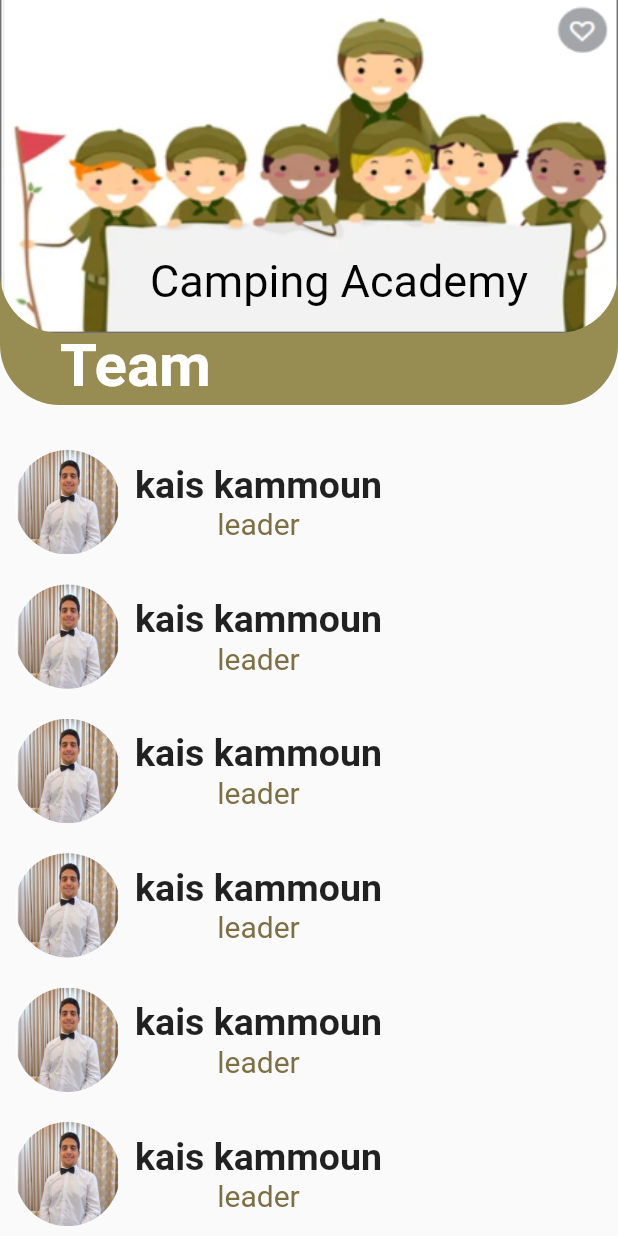
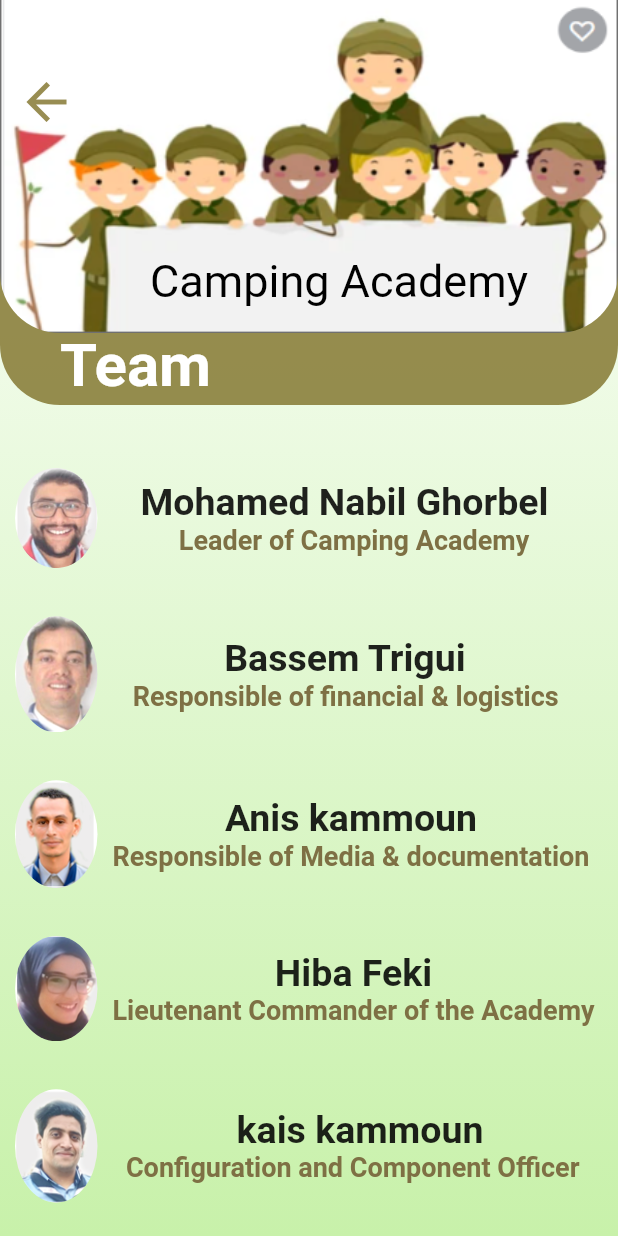
Before and after one commit to hazembh/Camping.academy, a Flutter app: the Membrescouts screen opened directly, on a phone screen of 412 x 824 dp. Run offline on Flutter 3.47's test engine with Material 2 defaults, Android fonts, the phone set to English and light mode, and no system bars; our stand-ins replace convex_bottom_bar, sliding_up_panel.

Commit message:
'finition'

```diff
--- a/lib/Interfaces/Menu/membre_scout.dart
+++ b/lib/Interfaces/Menu/membre_scout.dart
@@ -11,85 +11,137 @@ class Membrescouts extends StatefulWidget {
 class _MembrescoutsState extends State<Membrescouts> {
   @override
   Widget build(BuildContext context) {
-    return
-      Scaffold(
-        body:
-        SingleChildScrollView(
+    return Scaffold(
+        body: Container(
+      height: 20000000,
+      decoration: BoxDecoration(
+        gradient: LinearGradient(
+          colors: [
+            Color.fromRGBO(255, 255, 255, 1),
+            Color.fromRGBO(200, 241, 170, 1)
+          ],
+          begin: Alignment.topCenter,
+          end: Alignment.bottomCenter,
+        ),
+      ),
+      child: SingleChildScrollView(
         child: Stack(
           children: <Widget>[
-
             Container(
-
               height: 270,
               decoration: BoxDecoration(
-                      color:Color.fromRGBO(126, 112, 39, 0.8),
-                      borderRadius: BorderRadius.vertical(bottom:Radius.circular(40))
-                  ),
-
-                ),   // Required some widget in between to float AppBar
+                  color: Color.fromRGBO(126, 112, 39, 0.8),
+                  borderRadius:
+                      BorderRadius.vertical(bottom: Radius.circular(40))),
+            ), // Required some widget in between to float AppBar
 
             Positioned(
-                  top: -28,// To take AppBar Size only
+              top: -28, // To take AppBar Size only
               left: 0.0,
 
               right: 0.0,
-                  child:
-                  Container(
+              child: Container(
                 child: ClipRRect(
-                      borderRadius: BorderRadius.vertical(bottom:Radius.circular(40)),
+                  borderRadius:
+                      BorderRadius.vertical(bottom: Radius.circular(40)),
                   child: Image.asset('assets/team.png'),
                 ),
               ),
             ),
             Positioned(
-                  top: 170,// To take AppBar Size only
+              top: 40.0, // To take AppBar Size only
+              left: -350.0,
+
+              right: 0.0,
+              child: Container(
+                child: IconButton(
+                  icon: const Icon(
+                    Icons.arrow_back,
+                    size: 40,
+                    color: Color.fromRGBO(126, 112, 39, 0.8),
+
+                  ),
+                  onPressed: () {},
+                ),
+              ),
+            ),
+            Positioned(
+              top: 170, // To take AppBar Size only
               left: 100.0,
 
               right: 0.0,
-                  child:
-                  Container(
-                      child: Text("Camping Academy",style: TextStyle(fontSize: 30,color: Colors.black),)
-                ),
+              child: Container(
+                  child: Text(
+                "Camping Academy",
+                style: TextStyle(fontSize: 30, color: Colors.black),
+              )),
             ),
             Positioned(
-                  top: 220,// To take AppBar Size only
+                top: 220, // To take AppBar Size only
                 left: 40.0,
-
                 right: 0.0,
-                    child:GestureDetector(
-                    onTap: () { print("Container was tapped"); },
-
-                  child:
-                  Container(
-                      child: Text("Team",style: TextStyle(fontSize: 40,color: Colors.white,fontWeight: FontWeight.bold),)
-                  )
-                  )
-                ),
+                child: GestureDetector(
+                    onTap: () {
+                      print("Container was tapped");
+                    },
+                    child: Container(
+                        child: Text(
+                      "Team",
+                      style: TextStyle(
+                          fontSize: 40,
+                          color: Colors.white,
+                          fontWeight: FontWeight.bold),
+                    )))),
             Column(
               children: [
                 SizedBox(
                   height: 280,
                 ),
-                    Teamdef(path: 'assets/kais.jpg', name: "kais kammoun", post: "leader"),
-                    Teamdef(path: 'assets/kais.jpg', name: "kais kammoun", post: "leader"),
-                    Teamdef(path: 'assets/kais.jpg', name: "kais kammoun", post: "leader"),
-                    Teamdef(path: 'assets/kais.jpg', name: "kais kammoun", post: "leader"),
-                    Teamdef(path: 'assets/kais.jpg', name: "kais kammoun", post: "leader"),
-                    Teamdef(path: 'assets/kais.jpg', name: "kais kammoun", post: "leader"),
-                    Teamdef(path: 'assets/kais.jpg', name: "kais kammoun", post: "leader"),
-                    Teamdef(path: 'assets/kais.jpg', name: "kais kammoun", post: "leader"),
-
+                Teamdef(
+                    path: 'assets/c1.png',
+                    name: "   Mohamed Nabil Ghorbel",
+                    post: "       Leader of Camping Academy"),
+                Teamdef(
+                    path: 'assets/c2.png',
+                    name: "  Bassem Trigui",
+                    post: "   Responsible of financial & logistics"),
+                Teamdef(
+                    path: 'assets/c3.png',
+                    name: "Anis kammoun",
+                    post: "Responsible of Media & documentation"),
+                Teamdef(
+                    path: 'assets/c4.png',
+                    name: "Hiba Feki",
+                    post: "Lieutenant Commander of the Academy"),
+                Teamdef(
+                    path: 'assets/c5.png',
+                    name: "   kais kammoun",
+                    post: "  Configuration and Component Officer"),
+                Teamdef(
+                    path: 'assets/c6.png',
+                    name: "         Slim Hdiji",
+                    post: "              Project technical advisor"),
+                Teamdef(
+                    path: 'assets/c7.png',
+                    name: "     Hafedh Ben Mabrouk",
+                    post: "      Responsible of externals relations"),
+                Teamdef(
+                    path: 'assets/c8.png',
+                    name: "Roua Jarraya",
+                    post: "Responsible of girls and communications"),
+                Teamdef(
+                    path: 'assets/c9.png',
+                    name: "   Faiez Medhioub",
+                    post: "    Responsible of Meetings and camps"),
+                Teamdef(
+                    path: 'assets/c10.png',
+                    name: "           Safa kotti",
+                    post: "              Management and follow-up"),
               ],
             )
-
           ],
         ),
-
       ),
-
-
-      );
-
+    ));
   }
-
 }
--- a/lib/function_class/teamdef.dart
+++ b/lib/function_class/teamdef.dart
@@ -5,7 +5,7 @@ Widget Teamdef(
   return Column(
     children: [
       SizedBox(
-        height: 20,
+        height: 32,
       ),
       Row(
         children: [
@@ -15,7 +15,8 @@ Widget Teamdef(
           ClipOval(
             child: Image.asset(
               path,
-              width: 70,
+              width: 55,
+
             ),
           ),
           SizedBox(
@@ -30,7 +31,7 @@ Widget Teamdef(
               Text(
                 post,
                 style: TextStyle(
-                    fontSize: 20, color: Color.fromRGBO(126, 112, 68, 1)),
+                    fontSize: 18, color: Color.fromRGBO(126, 112, 68, 1),fontWeight: FontWeight.bold),
               )
             ],
           )
--- a/lib/main.dart
+++ b/lib/main.dart
@@ -14,8 +14,7 @@ class MyApp extends StatelessWidget {
   Widget build(BuildContext context) {
     return MaterialApp(
       debugShowCheckedModeBanner: false,
-
-      home: Academy()
+      home: Navigationbar(),
     );
   }
 }
--- a/pubspec.yaml
+++ b/pubspec.yaml
@@ -31,6 +31,8 @@ dependencies:
   # Use with the CupertinoIcons class for iOS style icons.
   cupertino_icons: ^1.0.2
   convex_bottom_bar: ^3.0.0
+  sliding_up_panel: ^2.0.0+1
+
 
 
 
```
Also changed, not shown: lib/Interfaces/Menu/academy_definition.dart (+28 -14 lines), lib/Interfaces/objectives/objectives.dart (+27 -2 lines), lib/function_class/navigation bar.dart (+3 -4 lines), assets/c1.png (added), assets/c10.png (added), assets/c2.png (added), assets/c3.png (added), assets/c4.png (added), assets/c5.png (added), assets/c6.png (added), assets/c7.png (added), assets/c8.png (added), assets/c9.png (added), pubspec.lock. Lines whose indentation alone changed are shown as unchanged.
